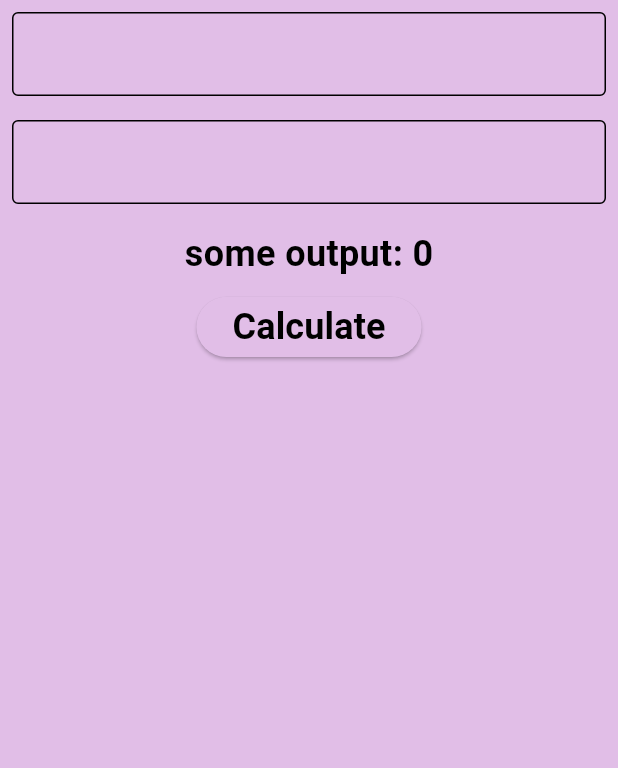
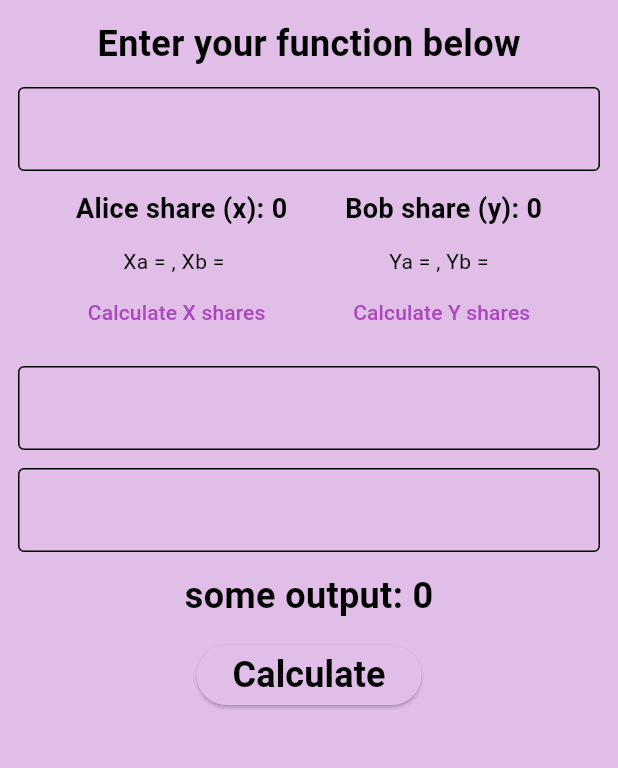
Before and after one commit to Gandochas/gmw-protocol, a Flutter app: the screen it shows after launch, on a phone screen of 412 x 824 dp, the part 84-852 px from its top. Run offline on Flutter 3.47's test engine with Material 3 defaults, Android fonts, the phone set to English and light mode, and no system bars; our stand-ins replace shared_preferences.

Commit message:
added input data separation

```diff
--- a/lib/main.dart
+++ b/lib/main.dart
@@ -32,6 +32,10 @@ class GMWApp extends StatelessWidget {
           debugShowCheckedModeBanner: false,
           title: 'GMW Protocol App',
           theme: themeController.isDark ? darkMode : lightMode,
+          routes: {
+            '/home': (BuildContext context) => const HomePage(),
+            // '/home': (BuildContext context) => const HomePage(),
+          },
           home: const HomePage(),
         );
       },
--- a/lib/presentation/pages/home.dart
+++ b/lib/presentation/pages/home.dart
@@ -1,4 +1,5 @@
 import 'dart:async';
+import 'dart:math';
 
 import 'package:flutter/material.dart';
 import 'package:gmw_protocol/core/di/service_locator.dart';
@@ -12,8 +13,15 @@ class HomePage extends StatefulWidget {
 }
 
 class _HomePageState extends State<HomePage> {
-  final TextEditingController firstController = TextEditingController();
-  final TextEditingController secondController = TextEditingController();
+  final _firstController = TextEditingController();
+  final _secondController = TextEditingController();
+  final _functionController = TextEditingController();
+  final _initialX = Random().nextInt(2);
+  final _initialY = Random().nextInt(2);
+  String _aliceXShare = '';
+  String _bobXShare = '';
+  String _aliceYShare = '';
+  String _bobYShare = '';
   int output = 0;
 
   Future<void> _openSettingsMenu(BuildContext context) {
@@ -34,6 +42,12 @@ class _HomePageState extends State<HomePage> {
     return output.toString();
   }
 
+  (String, String) _calculateSharesOfInitialValues(int initialValue) {
+    final opponentValue = Random().nextInt(2);
+    final myValue = initialValue ^ opponentValue;
+    return (myValue.toString(), opponentValue.toString());
+  }
+
   @override
   Widget build(BuildContext context) {
     return Scaffold(
@@ -43,32 +57,73 @@ class _HomePageState extends State<HomePage> {
         backgroundColor: Theme.of(context).primaryColor,
         actions: [IconButton(onPressed: () => unawaited(_openSettingsMenu(context)), icon: const Icon(Icons.settings))],
       ),
-      body: Column(
+      body: SingleChildScrollView(
+        padding: const EdgeInsets.all(12),
+        child: Column(
+          spacing: 12,
           crossAxisAlignment: CrossAxisAlignment.center,
           children: [
-          Padding(
-            padding: const EdgeInsets.all(8),
-            child: TextField(
-              controller: firstController,
+            const Text('Enter your function below', style: TextStyle(fontSize: 24, fontWeight: FontWeight.bold)),
+            TextField(
+              controller: _functionController,
+              decoration: const InputDecoration(border: OutlineInputBorder()),
+              keyboardType: TextInputType.text,
+            ),
+            Row(
+              mainAxisAlignment: MainAxisAlignment.spaceEvenly,
+              children: [
+                Text('Alice share (x): $_initialX', style: const TextStyle(fontSize: 18, fontWeight: FontWeight.bold)),
+                Text('Bob share (y): $_initialY', style: const TextStyle(fontSize: 18, fontWeight: FontWeight.bold)),
+              ],
+            ),
+            Row(
+              mainAxisAlignment: MainAxisAlignment.spaceEvenly,
+              children: [
+                Column(
+                  children: [
+                    Text('Xa = $_aliceXShare, Xb = $_bobXShare'),
+                    TextButton(
+                      onPressed: () {
+                        final tempXShare = _calculateSharesOfInitialValues(_initialX);
+                        _aliceXShare = tempXShare.$1;
+                        _bobXShare = tempXShare.$2;
+                        setState(() {});
+                      },
+                      child: const Text('Calculate X shares'),
+                    ),
+                  ],
+                ),
+                Column(
+                  children: [
+                    Text('Ya = $_aliceYShare, Yb = $_bobYShare'),
+                    TextButton(
+                      onPressed: () {
+                        final tempYShare = _calculateSharesOfInitialValues(_initialY);
+                        _aliceYShare = tempYShare.$2;
+                        _bobYShare = tempYShare.$1;
+                        setState(() {});
+                      },
+                      child: const Text('Calculate Y shares'),
+                    ),
+                  ],
+                ),
+              ],
+            ),
+            TextField(
+              controller: _firstController,
+              decoration: const InputDecoration(border: OutlineInputBorder()),
+
+              keyboardType: TextInputType.number,
+            ),
+            TextField(
+              controller: _secondController,
               decoration: const InputDecoration(border: OutlineInputBorder()),
               keyboardType: TextInputType.number,
             ),
-          ),
-          Padding(
-            padding: const EdgeInsets.all(8),
-            child: TextField(
-              controller: secondController,
-              decoration: const InputDecoration(border: OutlineInputBorder()),
-              keyboardType: TextInputType.number,
-            ),
-          ),
-          Padding(
-            padding: const EdgeInsets.all(8),
-            child: Text('some output: $output', style: const TextStyle(fontSize: 24, fontWeight: FontWeight.bold)),
-          ),
+            Text('some output: $output', style: const TextStyle(fontSize: 24, fontWeight: FontWeight.bold)),
             ElevatedButton(
               onPressed: () {
-              _sum(firstController.text, secondController.text);
+                _sum(_firstController.text, _secondController.text);
                 setState(() {});
               },
               child: const Text(
@@ -77,6 +132,7 @@ class _HomePageState extends State<HomePage> {
               ),
             ),
           ],
+        ),
       ),
     );
   }
```
Lines whose indentation alone changed are shown as unchanged.
